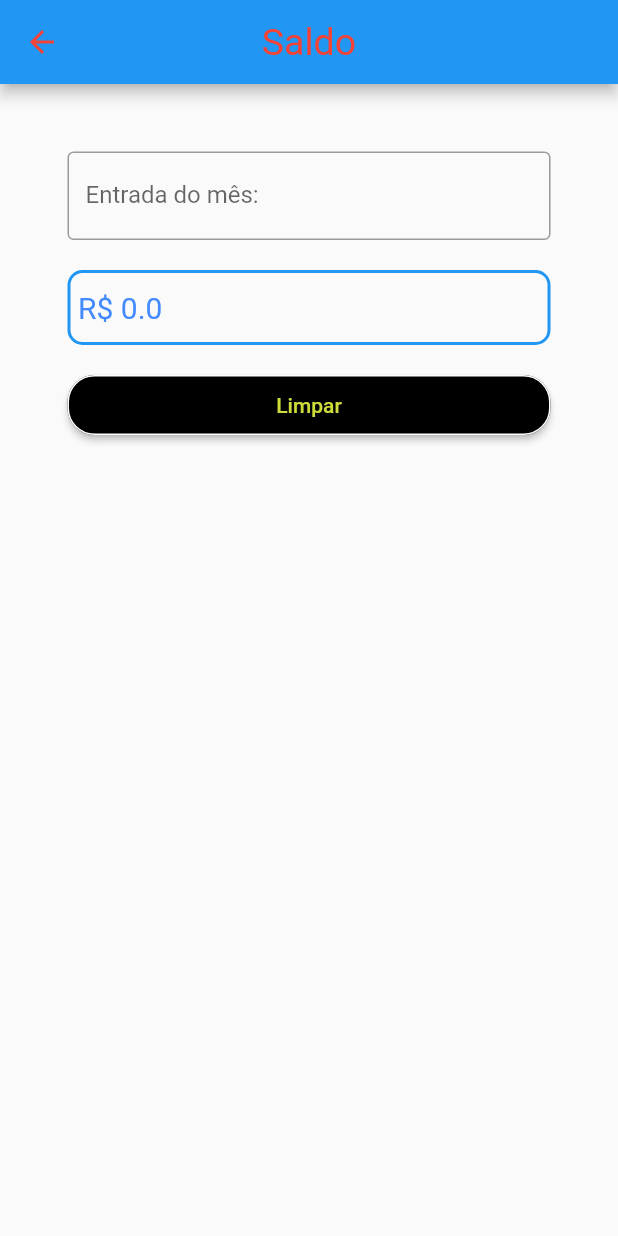
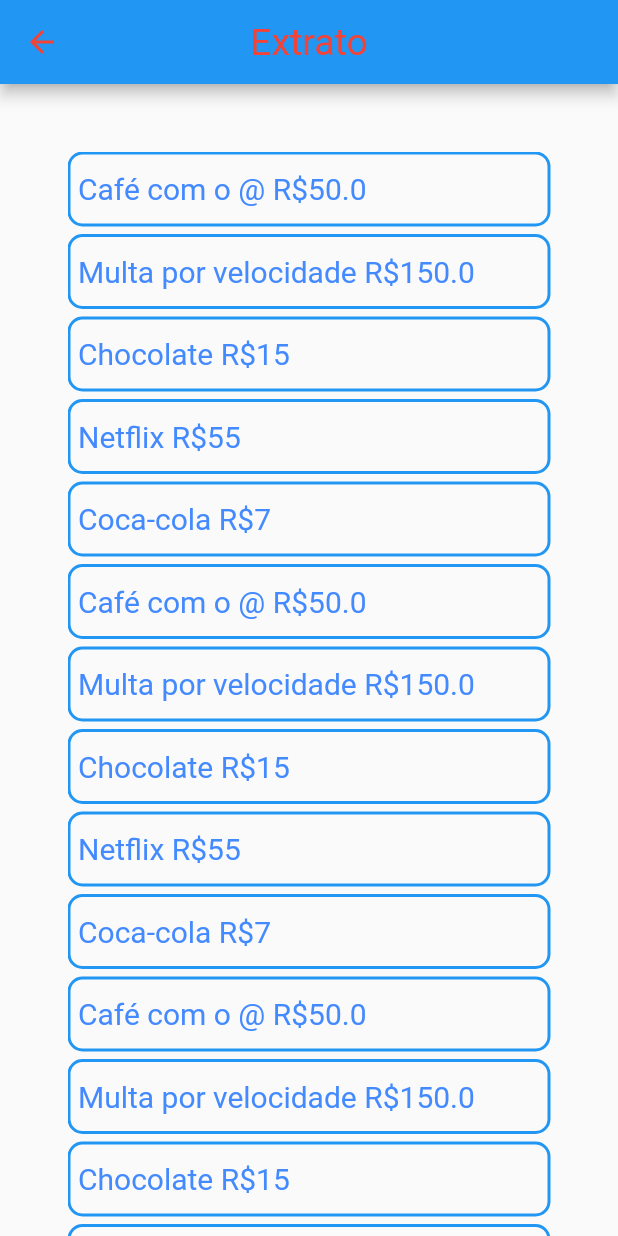
Before and after one commit to limatiagocorreia/app_sis, a Flutter app: the HomePage widget shown alone on an empty page, opened directly, after a tap on "Ver saldo", on a phone screen of 412 x 824 dp. Run offline on Flutter 3.47's test engine with Material 2 defaults, Android fonts, the phone set to English and light mode, and no system bars.

Commit message:
adicionando listagem de transacoes

```diff
--- /dev/null
+++ b/lib/src/app/model/transaction_model.dart
@@ -0,0 +1,8 @@
+
+
+class TransactionModel {
+  final String? transactionName;
+  final num? transactionValue;
+
+  TransactionModel({this.transactionName, this.transactionValue});
+}
--- a/lib/src/app/modules/home/home_page.dart
+++ b/lib/src/app/modules/home/home_page.dart
@@ -1,7 +1,6 @@
 import 'package:app_sis/src/app/components/standard_button.dart';
 import 'package:app_sis/src/app/components/standard_page.dart';
-import 'package:app_sis/src/app/modules/account_balance/account_balance_page.dart';
-import 'package:app_sis/src/app/modules/account_balance/balance_page.dart';
+import 'package:app_sis/src/app/modules/transaction/transaction_page.dart';
 import 'package:flutter/material.dart';
 
 class HomePage extends StatelessWidget {
@@ -20,7 +19,7 @@ class HomePage extends StatelessWidget {
                 Navigator.push(
                   context,
                   MaterialPageRoute(
-                    builder: ((context) => BalancePage()),
+                    builder: ((context) => TransactionPage()),
                   ),
                 );
               },
--- a/lib/src/app/modules/transaction/transaction_page.dart
+++ b/lib/src/app/modules/transaction/transaction_page.dart
@@ -0,0 +1,69 @@
+import 'package:app_sis/src/app/components/standard_card.dart';
+import 'package:app_sis/src/app/components/standard_page.dart';
+import 'package:app_sis/src/app/model/transaction_model.dart';
+import 'package:flutter/material.dart';
+
+class TransactionPage extends StatefulWidget {
+  @override
+  State<StatefulWidget> createState() {
+    return _TransactionPageState();
+  }
+}
+
+class _TransactionPageState extends State<TransactionPage> {
+  List<TransactionModel> transactionList = [
+    TransactionModel(transactionName: 'Café com o @', transactionValue: 50.0),
+    TransactionModel(
+        transactionName: 'Multa por velocidade', transactionValue: 150.0),
+    TransactionModel(transactionName: 'Chocolate', transactionValue: 15),
+    TransactionModel(transactionName: 'Netflix', transactionValue: 55),
+    TransactionModel(transactionName: 'Coca-cola', transactionValue: 7),
+    TransactionModel(transactionName: 'Café com o @', transactionValue: 50.0),
+    TransactionModel(
+        transactionName: 'Multa por velocidade', transactionValue: 150.0),
+    TransactionModel(transactionName: 'Chocolate', transactionValue: 15),
+    TransactionModel(transactionName: 'Netflix', transactionValue: 55),
+    TransactionModel(transactionName: 'Coca-cola', transactionValue: 7),
+    TransactionModel(transactionName: 'Café com o @', transactionValue: 50.0),
+    TransactionModel(
+        transactionName: 'Multa por velocidade', transactionValue: 150.0),
+    TransactionModel(transactionName: 'Chocolate', transactionValue: 15),
+    TransactionModel(transactionName: 'Netflix', transactionValue: 55),
+    TransactionModel(transactionName: 'Coca-cola', transactionValue: 7),
+  ];
+
+  @override
+  Widget build(BuildContext context) {
+    return StandardPage(
+      pageTitle: 'Extrato',
+      body: SingleChildScrollView(
+        child: Column(
+          children: [
+            ListView.separated(
+              shrinkWrap: true,
+              itemCount: transactionList.length,
+              separatorBuilder: (BuildContext context, int index) {
+                return SizedBox(
+                  height: 5.0,
+                );
+              },
+              itemBuilder: ((context, index) {
+                var transactionItem = transactionList[index];
+                return MouseRegion(
+                  cursor: SystemMouseCursors.click,
+                  child: GestureDetector(
+                    onTap: (() => print(transactionItem.transactionName)),
+                    child: StandardCard(
+                      leftText: transactionItem.transactionName,
+                      rightText: 'R\$${transactionItem.transactionValue}',
+                    ),
+                  ),
+                );
+              }),
+            )
+          ],
+        ),
+      ),
+    );
+  }
+}
```
